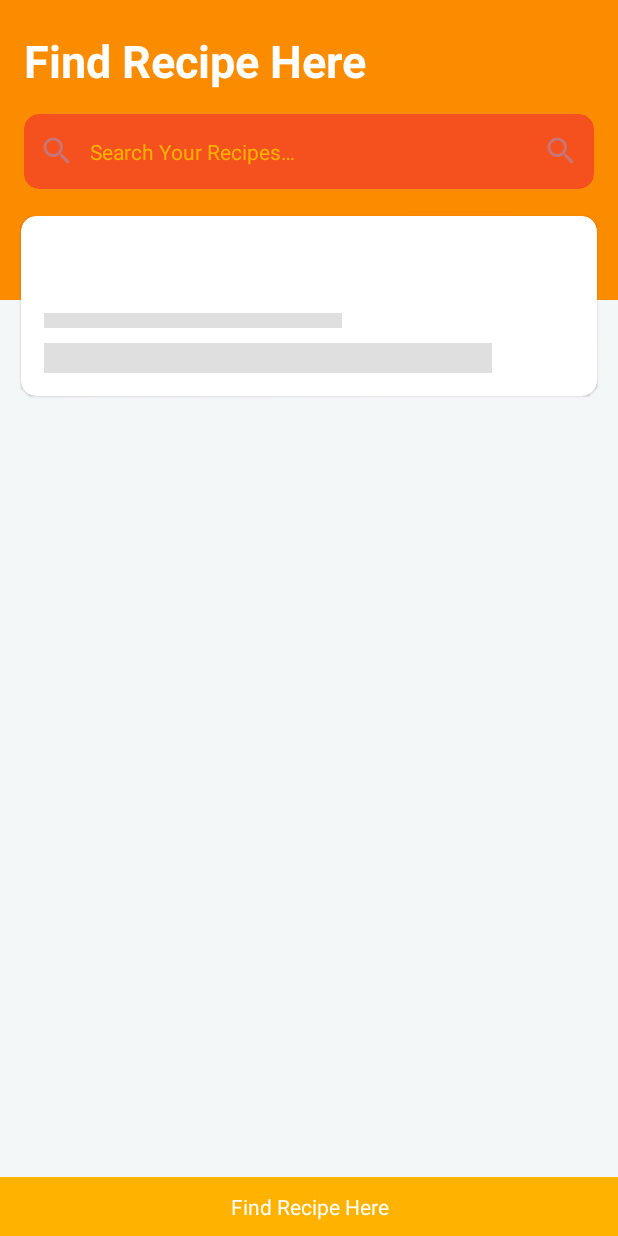
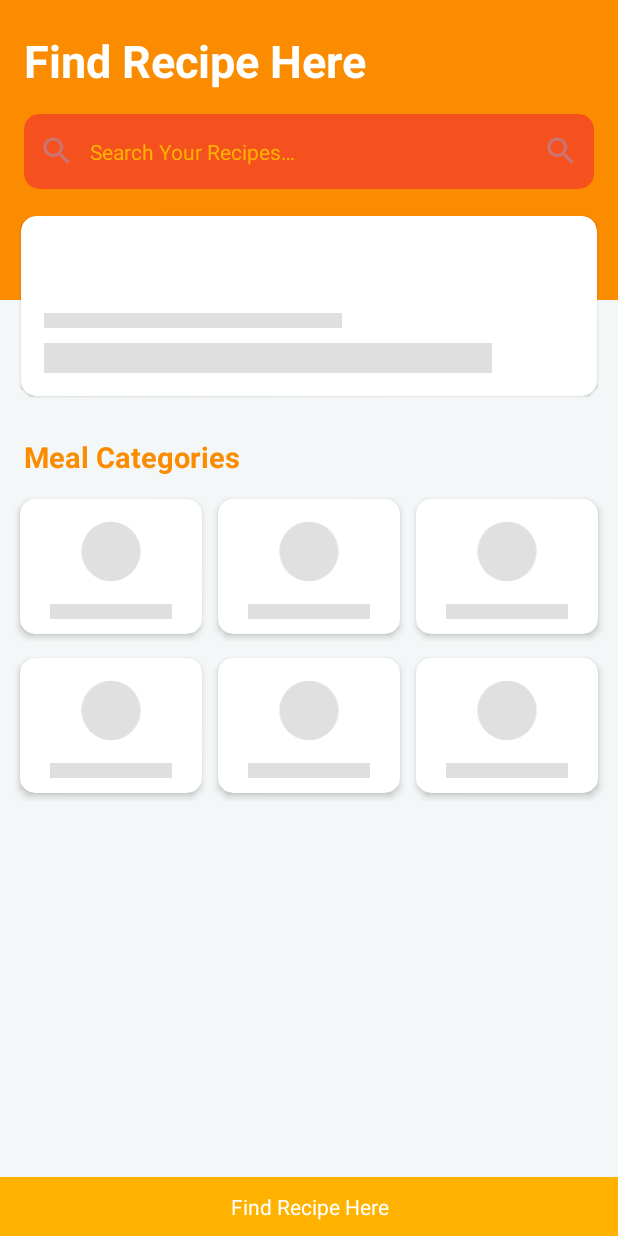
Before and after one commit to BuzzerQ/MyRecipe, an Android app: the screen it shows after launch (HomeActivity), on a phone screen of 412 x 824 dp. Run offline under Robolectric (Android 15) with nearby library versions, the phone set to English and light mode, and no system bars; our stand-ins replace ButterKnife, Shimmer.

Commit message:
To Do 17

```diff
--- a/app/src/main/res/layout/activity_home.xml
+++ b/app/src/main/res/layout/activity_home.xml
@@ -81,12 +81,35 @@
              <include android:id="@+id/shimmerMeal"
                 layout="@layout/item_view_pager_header_shimmer" />
 
-            <!-- TODO 5 Add <TextView> for title of Category list -->
+            <TextView
+                android:layout_width="match_parent"
+                android:layout_height="wrap_content"
+                android:id="@+id/tv_titleCategory"
+                android:text="@string/meal_categories"
+                android:textSize="19sp"
+                android:textColor="@color/colorPrimary"
+                android:textStyle="bold"
+                android:layout_marginTop="5dp"
+                android:layout_marginRight="16dp"
+                android:layout_marginLeft="16dp"
+                android:layout_below="@id/vp_header"/>
 
-            <!-- TODO 6 Add <RecyclerView> for display the category list -->
-            <!-- TODO 7 Delete comment to <include below -->
-            <!-- <include android:id="@+id/shimmerCategory"
-                layout="@layout/item_recycler_category_shimmer" />-->
+            <android.support.v7.widget.RecyclerView
+                android:layout_width="match_parent"
+                android:layout_height="match_parent"
+                android:id="@+id/recycler_category"
+                android:scrollbars="none"
+                android:layout_marginTop="10dp"
+                android:layout_below="@+id/tv_titleCategory"
+                android:layout_marginLeft="8dp"
+                android:layout_marginRight="8dp"
+                android:layout_marginBottom="50dp">
+
+            </android.support.v7.widget.RecyclerView>
+
+
+            <include android:id="@+id/shimmerCategory"
+                layout="@layout/item_recycler_category_shimmer" />
             <TextView
                 android:padding="10dp"
                 android:gravity="center"
--- a/app/src/main/res/layout/item_recycler_category_shimmer.xml
+++ b/app/src/main/res/layout/item_recycler_category_shimmer.xml
@@ -14,7 +14,7 @@
     android:layout_marginRight="8dp"
     android:layout_marginTop="10dp"
     android:layout_marginBottom="50dp"
-    android:layout_below="@id/titleCategory">
+    android:layout_below="@id/tv_titleCategory">
 
     <LinearLayout xmlns:android="http://schemas.android.com/apk/res/android"
         android:layout_width="wrap_content"
```
Also changed, not shown: app/src/main/java/com/haerul/foodsapp/api/FoodApi.java (+2 -11 lines), app/src/main/java/com/haerul/foodsapp/api/FoodClient.java (+5 -4 lines), app/src/main/java/com/haerul/foodsapp/view/home/HomePresenter.java (+8 -8 lines), app/src/main/java/com/haerul/foodsapp/view/home/HomeView.java (+7 -13 lines), 1 other file.
